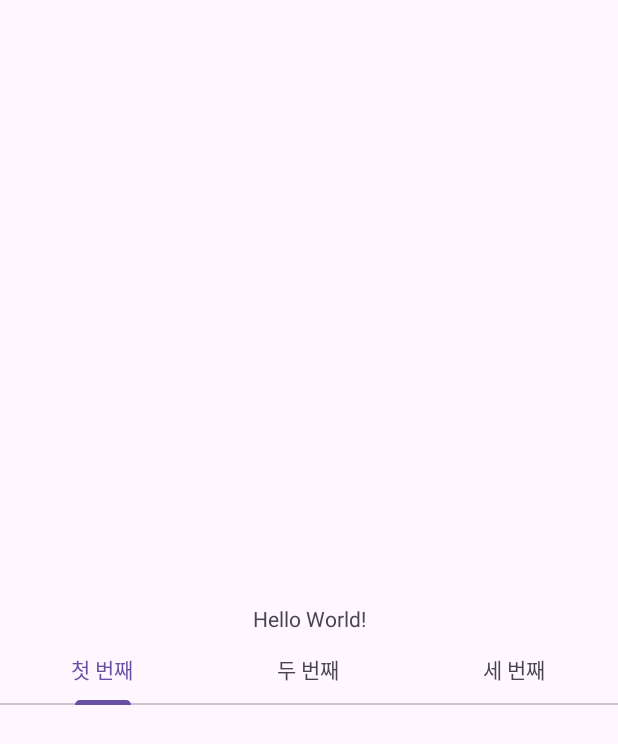
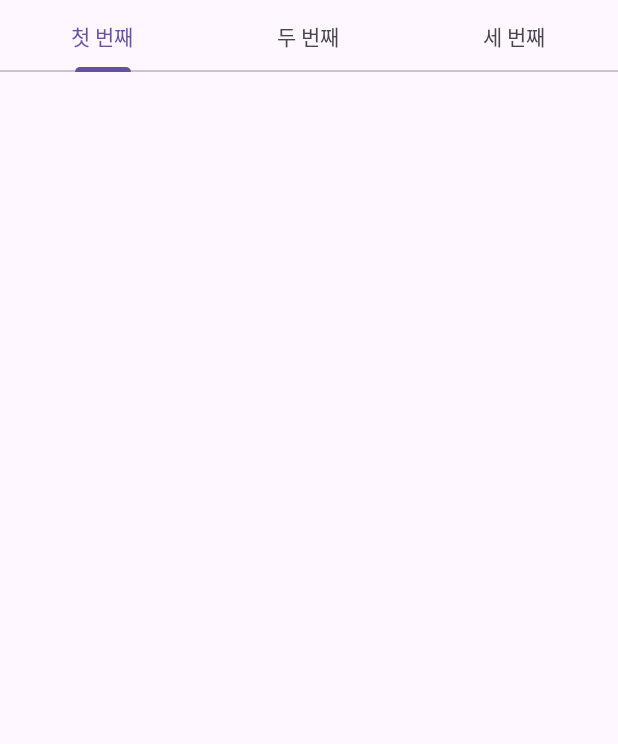
Before and after one commit to The-Kan/MyNewTaste, an Android app: the screen it shows after launch (MainActivity), on a phone screen of 412 x 824 dp. Shown: the top 744 px of the screen. Run offline under Robolectric (Android 15) with nearby library versions, the light colour scheme and no system bars.

Commit message:
:app module Develop
MainActivity is SAA. I modified it to fragment navigation.

```diff
--- a/app/build.gradle.kts
+++ b/app/build.gradle.kts
@@ -43,6 +43,10 @@ dependencies {
     implementation(libs.material)
     implementation(libs.androidx.activity)
     implementation(libs.androidx.constraintlayout)
+
+    implementation(libs.navigation.fragment.ktx)
+    implementation(libs.navigation.ui.ktx)
+
     testImplementation(libs.junit)
     androidTestImplementation(libs.androidx.junit)
     androidTestImplementation(libs.androidx.espresso.core)
--- a/app/src/main/java/com/devyd/mynewstaste/MainActivity.kt
+++ b/app/src/main/java/com/devyd/mynewstaste/MainActivity.kt
@@ -12,6 +12,8 @@ class MainActivity : AppCompatActivity() {
         super.onCreate(savedInstanceState)
         enableEdgeToEdge()
         setContentView(R.layout.activity_main)
+
+        // Add Padding of Edge to Edge to
         ViewCompat.setOnApplyWindowInsetsListener(findViewById(R.id.main)) { v, insets ->
             val systemBars = insets.getInsets(WindowInsetsCompat.Type.systemBars())
             v.setPadding(systemBars.left, systemBars.top, systemBars.right, systemBars.bottom)
@@ -19,9 +21,7 @@ class MainActivity : AppCompatActivity() {
         }
 
 
-        supportFragmentManager.beginTransaction()
-            .replace(R.id.fragment_container, MainParentFragment())
-            .commit()
+
 
     }
 }
--- a/app/src/main/res/layout/activity_main.xml
+++ b/app/src/main/res/layout/activity_main.xml
@@ -1,29 +1,17 @@
 <?xml version="1.0" encoding="utf-8"?>
-<androidx.constraintlayout.widget.ConstraintLayout xmlns:android="http://schemas.android.com/apk/res/android"
+<FrameLayout xmlns:android="http://schemas.android.com/apk/res/android"
     xmlns:app="http://schemas.android.com/apk/res-auto"
-    xmlns:tools="http://schemas.android.com/tools"
     android:id="@+id/main"
     android:layout_width="match_parent"
-    android:layout_height="match_parent"
-    tools:context=".MainActivity">
+    android:layout_height="match_parent">
 
-    <TextView
-        android:id="@+id/hello_text"
-        android:layout_width="wrap_content"
-        android:layout_height="wrap_content"
-        android:text="Hello World!"
-        app:layout_constraintBottom_toBottomOf="parent"
-        app:layout_constraintEnd_toEndOf="parent"
-        app:layout_constraintStart_toStartOf="parent"
-        app:layout_constraintTop_toTopOf="parent" />
+    <!-- Navigation Host Container -->
+    <androidx.fragment.app.FragmentContainerView
+        android:id="@+id/nav_host_container"
+        android:name="androidx.navigation.fragment.NavHostFragment"
+        android:layout_width="match_parent"
+        android:layout_height="match_parent"
+        app:defaultNavHost="true"
+        app:navGraph="@navigation/nav_graph" />
 
-    <androidx.fragment.app.FragmentContainerView
-        android:id="@+id/fragment_container"
-        android:layout_width="0dp"
-        android:layout_height="0dp"
-        app:layout_constraintTop_toBottomOf="@id/hello_text"
-        app:layout_constraintBottom_toBottomOf="parent"
-        app:layout_constraintStart_toStartOf="parent"
-        app:layout_constraintEnd_toEndOf="parent" />
-
-</androidx.constraintlayout.widget.ConstraintLayout>
+</FrameLayout>
--- /dev/null
+++ b/app/src/main/res/navigation/nav_graph.xml
@@ -0,0 +1,20 @@
+<?xml version="1.0" encoding="utf-8"?>
+<navigation xmlns:android="http://schemas.android.com/apk/res/android"
+    xmlns:app="http://schemas.android.com/apk/res-auto"
+    android:id="@+id/nav_graph"
+    app:startDestination="@id/fragment1">
+
+    <fragment
+        android:id="@+id/fragment1"
+        android:name="com.devyd.main.ui.parent.MainParentFragment"
+        android:label="화면 1">
+<!--        <action-->
+<!--            android:id="@+id/action_fragment1_to_fragment2"-->
+<!--            app:destination="@id/fragment2" />-->
+    </fragment>
+
+<!--    <fragment-->
+<!--        android:id="@+id/fragment2"-->
+<!--        android:name="com.yourcompany.app.Fragment2"-->
+<!--        android:label="화면 2" />-->
+</navigation>
--- a/gradle/libs.versions.toml
+++ b/gradle/libs.versions.toml
@@ -11,8 +11,10 @@ activity = "1.10.1"
 constraintlayout = "2.2.1"
 jetbrainsKotlinJvm = "2.0.21"
 
-fragment-ktx = "1.6.1"
+fragment-ktx = "1.8.8"
 viewpager2     = "1.1.0"
+
+nav = "2.9.0"
 
 [libraries]
 androidx-core-ktx = { group = "androidx.core", name = "core-ktx", version.ref = "coreKtx" }
@@ -27,6 +29,9 @@ androidx-constraintlayout = { group = "androidx.constraintlayout", name = "const
 androidx-fragment-ktx = { group = "androidx.fragment", name = "fragment-ktx", version.ref = "fragment-ktx" }
 androidx-viewpager2  = { group = "androidx.viewpager2", name="viewpager2", version.ref = "viewpager2" }
 
+navigation-fragment-ktx = { group = "androidx.navigation", name ="navigation-fragment-ktx", version.ref = "nav" }
+navigation-ui-ktx = { group = "androidx.navigation", name = "navigation-ui-ktx",     version.ref = "nav" }
+
 [plugins]
 android-application = { id = "com.android.application", version.ref = "agp" }
 kotlin-android = { id = "org.jetbrains.kotlin.android", version.ref = "kotlin" }
```
